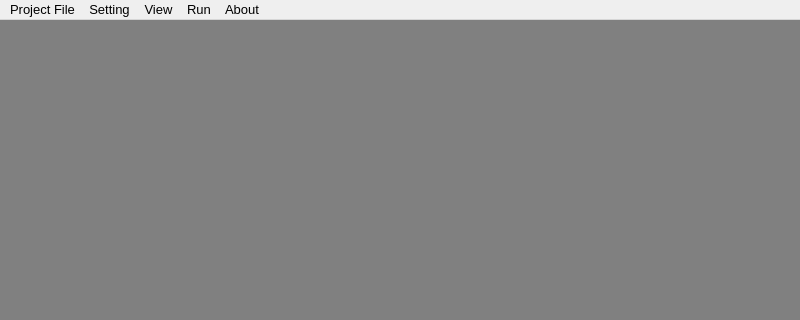
This is UI/MainProject.ui in USTC-IMCL/subject-LFIQA-software as Qt 5 draws it before an edit; both pictures show x 0 to 800 and y 0 to 320 of the 800 by 600 pixel window. The edited form follows.
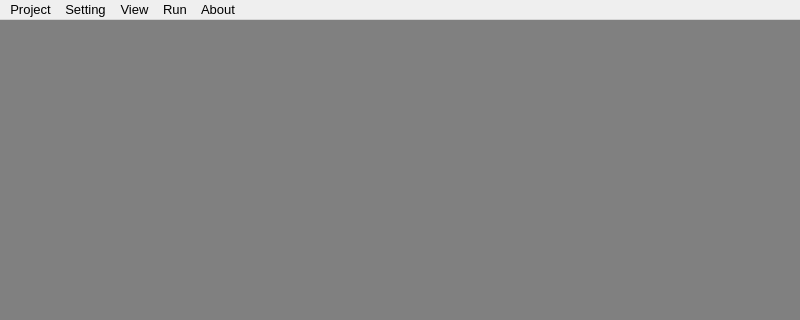
This is the edited form. Icons and pictures are not drawn.

The edit to the form file:
```diff
--- a/UI/MainProject.ui
+++ b/UI/MainProject.ui
@@ -94,7 +94,7 @@
    </property>
    <widget class="QMenu" name="menuFile">
     <property name="title">
-     <string>Project File</string>
+     <string>Project</string>
     </property>
     <addaction name="action_new_project"/>
     <addaction name="action_load_project"/>
```
Left out of the diff: 37 changed lines with no effect on the pictures.
